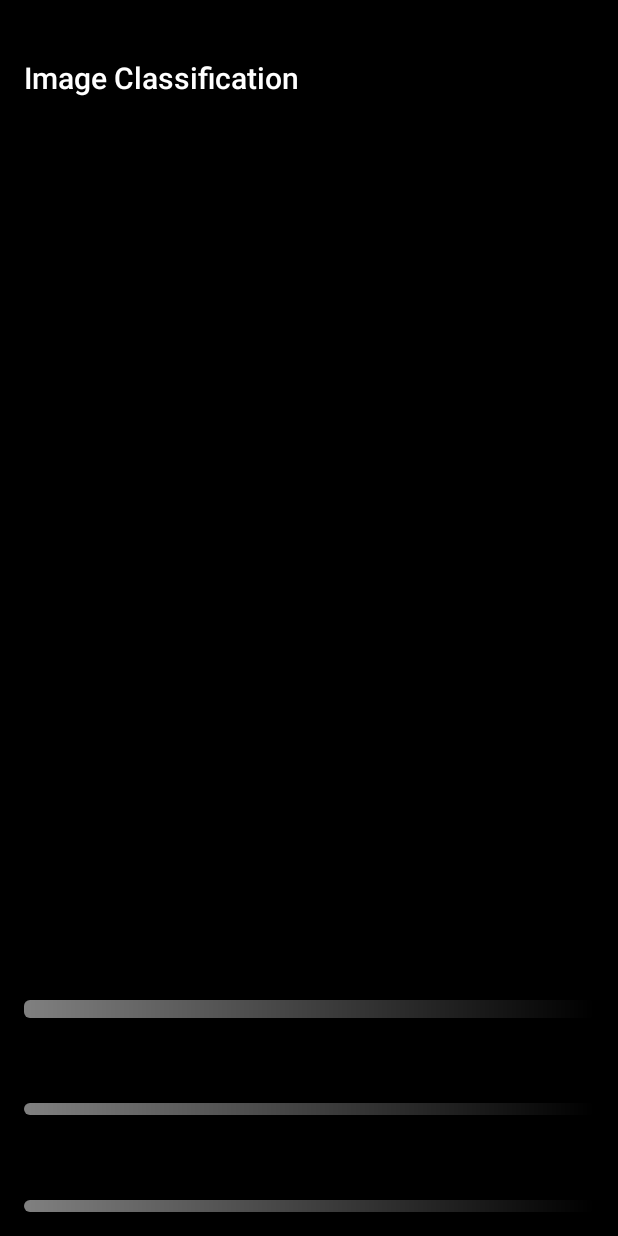
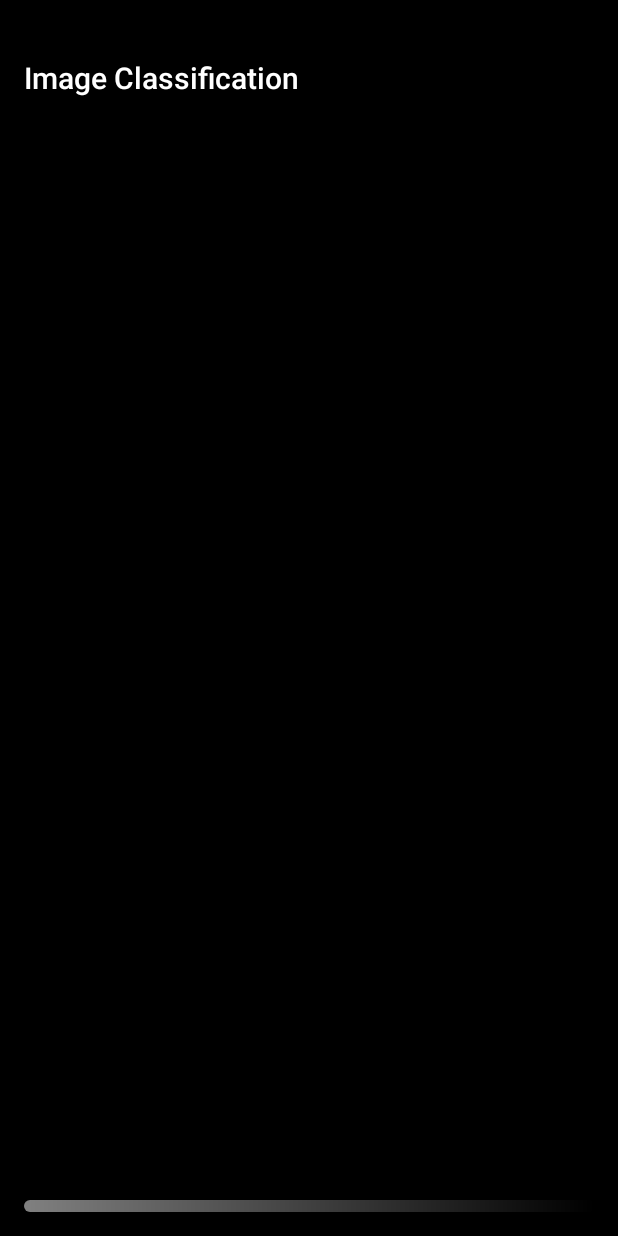
Before and after one commit to sklationd/MaskClassifierMobile, an Android app: the layout activity_image_classification.xml on its own in the app's theme, with its tools: preview values and no code run, on a phone screen of 412 x 824 dp. Run offline under Robolectric (Android 15) with nearby library versions, the phone set to English and light mode, and no system bars.

Commit message:
[UI revised] only top1 classification result appears on the screen

```diff
--- a/app/src/main/java/org/pytorch/demo/vision/ImageClassificationActivity.java
+++ b/app/src/main/java/org/pytorch/demo/vision/ImageClassificationActivity.java
@@ -35,7 +35,7 @@ public class ImageClassificationActivity extends AbstractCameraXActivity<ImageCl
 
   private static final int INPUT_TENSOR_WIDTH = 224;
   private static final int INPUT_TENSOR_HEIGHT = 224;
-  private static final int TOP_K = 3;
+  private static final int TOP_K = 1;
   private static final int MOVING_AVG_PERIOD = 10;
   private static final String FORMAT_MS = "%dms";
   private static final String FORMAT_AVG_MS = "avg:%.0fms";
@@ -91,9 +91,9 @@ public class ImageClassificationActivity extends AbstractCameraXActivity<ImageCl
     headerResultRowView.nameTextView.setText(R.string.image_classification_results_header_row_name);
     headerResultRowView.scoreTextView.setText(R.string.image_classification_results_header_row_score);
 
-    mResultRowViews[0] = findViewById(R.id.image_classification_top1_result_row);
-    mResultRowViews[1] = findViewById(R.id.image_classification_top2_result_row);
-    mResultRowViews[2] = findViewById(R.id.image_classification_top3_result_row);
+    mResultRowViews[0] = findViewById(R.id.image_classification_top3_result_row);
+    //mResultRowViews[1] = findViewById(R.id.image_classification_top2_result_row);
+    //mResultRowViews[2] = findViewById(R.id.image_classification_top3_result_row);
 
     mFpsText = findViewById(R.id.image_classification_fps_text);
     mMsText = findViewById(R.id.image_classification_ms_text);
@@ -163,6 +163,7 @@ public class ImageClassificationActivity extends AbstractCameraXActivity<ImageCl
       if (mModule == null) {
         final String moduleFileAbsoluteFilePath = new File(
             Utils.assetFilePath(this, getModuleAssetName())).getAbsolutePath();
+        Log.d("filename",moduleFileAbsoluteFilePath);
         mModule = Module.load(moduleFileAbsoluteFilePath);
 
         mInputTensorBuffer =
--- a/app/src/main/res/layout/activity_image_classification.xml
+++ b/app/src/main/res/layout/activity_image_classification.xml
@@ -69,7 +69,7 @@
         android:layout_height="wrap_content"
         android:layout_margin="@dimen/image_classification_result_row_margin"
         android:padding="@dimen/image_classification_result_row_padding"
-        app:layout_constraintBottom_toTopOf="@id/image_classification_top1_result_row"
+        app:layout_constraintBottom_toTopOf="@id/image_classification_top3_result_row"
         app:layout_constraintLeft_toLeftOf="parent"
         app:layout_constraintRight_toRightOf="parent"
         app:textAppearance="@style/TextAppearanceImageClassificationResultHeader" />
@@ -89,34 +89,34 @@
         app:progressBarPaddingRes="@dimen/result_row_progress_bar_padding"
         app:textAppearance="@style/TextAppearanceImageClassificationResultTop2Plus" />
 
-    <org.pytorch.demo.vision.view.ResultRowView
-        android:id="@+id/image_classification_top2_result_row"
-        android:layout_width="match_parent"
-        android:layout_height="wrap_content"
-        android:layout_margin="@dimen/image_classification_result_row_margin"
-        android:padding="@dimen/image_classification_result_row_padding"
-        app:layout_constraintBottom_toTopOf="@id/image_classification_top3_result_row"
-        app:layout_constraintLeft_toLeftOf="parent"
-        app:layout_constraintRight_toRightOf="parent"
-        app:progressBarDrawableRes="@drawable/result_row_progress_bar_top2"
-        app:progressBarDrawableProgressStateRes="@drawable/result_row_progress_bar_progress_state"
-        app:progressBarHeightRes="@dimen/result_row_progress_bar_height_top2plus"
-        app:progressBarPaddingRes="@dimen/result_row_progress_bar_padding"
-        app:textAppearance="@style/TextAppearanceImageClassificationResultTop2Plus" />
+<!--    <org.pytorch.demo.vision.view.ResultRowView-->
+<!--        android:id="@+id/image_classification_top2_result_row"-->
+<!--        android:layout_width="match_parent"-->
+<!--        android:layout_height="wrap_content"-->
+<!--        android:layout_margin="@dimen/image_classification_result_row_margin"-->
+<!--        android:padding="@dimen/image_classification_result_row_padding"-->
+<!--        app:layout_constraintBottom_toTopOf="@id/image_classification_top3_result_row"-->
+<!--        app:layout_constraintLeft_toLeftOf="parent"-->
+<!--        app:layout_constraintRight_toRightOf="parent"-->
+<!--        app:progressBarDrawableRes="@drawable/result_row_progress_bar_top2"-->
+<!--        app:progressBarDrawableProgressStateRes="@drawable/result_row_progress_bar_progress_state"-->
+<!--        app:progressBarHeightRes="@dimen/result_row_progress_bar_height_top2plus"-->
+<!--        app:progressBarPaddingRes="@dimen/result_row_progress_bar_padding"-->
+<!--        app:textAppearance="@style/TextAppearanceImageClassificationResultTop2Plus" />-->
 
-    <org.pytorch.demo.vision.view.ResultRowView
-        android:id="@+id/image_classification_top1_result_row"
-        android:layout_width="match_parent"
-        android:layout_height="wrap_content"
-        android:layout_margin="@dimen/image_classification_result_row_margin"
-        android:padding="@dimen/image_classification_result_row_padding"
-        app:layout_constraintBottom_toTopOf="@id/image_classification_top2_result_row"
-        app:layout_constraintLeft_toLeftOf="parent"
-        app:layout_constraintRight_toRightOf="parent"
-        app:progressBarDrawableRes="@drawable/result_row_progress_bar_top1"
-        app:progressBarDrawableProgressStateRes="@drawable/result_row_progress_bar_progress_state"
-        app:progressBarHeightRes="@dimen/result_row_progress_bar_height_top1"
-        app:progressBarPaddingRes="@dimen/result_row_progress_bar_padding"
-        app:textAppearance="@style/TextAppearanceImageClassificationResultTop1" />
+<!--    <org.pytorch.demo.vision.view.ResultRowView-->
+<!--        android:id="@+id/image_classification_top1_result_row"-->
+<!--        android:layout_width="match_parent"-->
+<!--        android:layout_height="wrap_content"-->
+<!--        android:layout_margin="@dimen/image_classification_result_row_margin"-->
+<!--        android:padding="@dimen/image_classification_result_row_padding"-->
+<!--        app:layout_constraintBottom_toTopOf="@id/image_classification_top2_result_row"-->
+<!--        app:layout_constraintLeft_toLeftOf="parent"-->
+<!--        app:layout_constraintRight_toRightOf="parent"-->
+<!--        app:progressBarDrawableRes="@drawable/result_row_progress_bar_top1"-->
+<!--        app:progressBarDrawableProgressStateRes="@drawable/result_row_progress_bar_progress_state"-->
+<!--        app:progressBarHeightRes="@dimen/result_row_progress_bar_height_top1"-->
+<!--        app:progressBarPaddingRes="@dimen/result_row_progress_bar_padding"-->
+<!--        app:textAppearance="@style/TextAppearanceImageClassificationResultTop1" />-->
 
 </androidx.constraintlayout.widget.ConstraintLayout>
```
Also changed, not shown: 3 other files.
